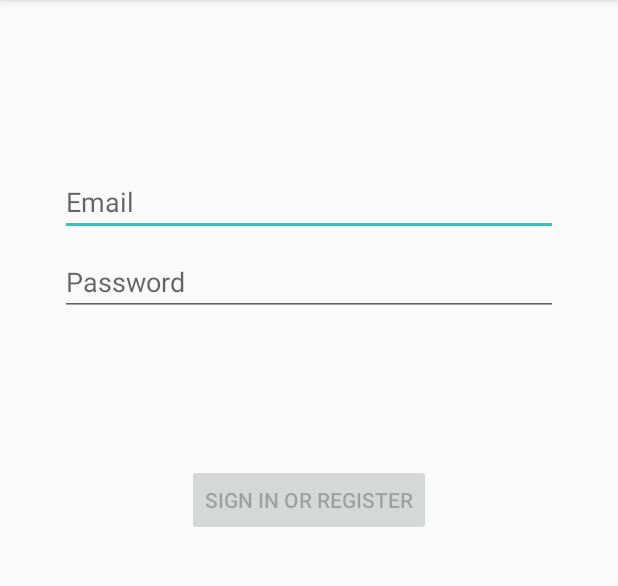
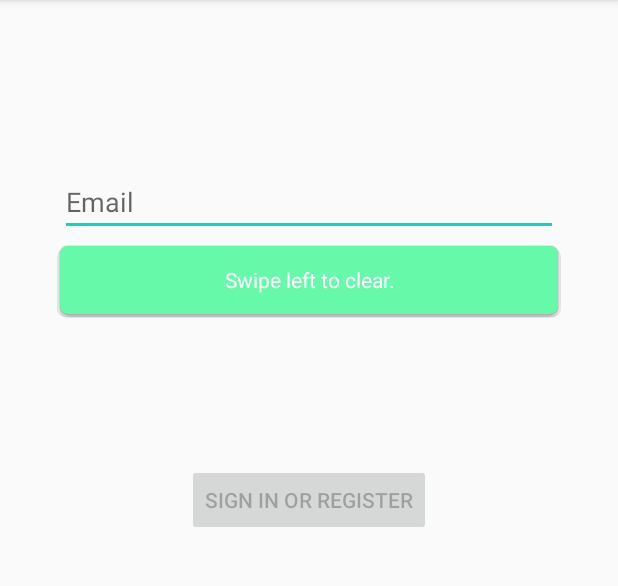
Before and after one commit to halohoop/SimpleLoginEditText, an Android app: the first screen one second after launch (LoginActivity), on a phone screen of 412 x 824 dp, the part 84-670 px from its top. Run offline under Robolectric (Android 15) with nearby library versions, the phone set to English and light mode, and no system bars.

Commit message:
chore: make login page to use SimpleLoginEt;

```diff
--- a/demo-simpleloginet/src/main/res/layout/activity_login.xml
+++ b/demo-simpleloginet/src/main/res/layout/activity_login.xml
@@ -11,7 +11,7 @@
     android:paddingBottom="@dimen/activity_vertical_margin"
     tools:context=".ui.login.LoginActivity">
 
-    <EditText
+    <com.halohoop.simpleloginet.SimpleLoginEt
         android:id="@+id/username"
         android:layout_width="0dp"
         android:layout_height="wrap_content"
@@ -26,7 +26,7 @@
         app:layout_constraintStart_toStartOf="parent"
         app:layout_constraintTop_toTopOf="parent" />
 
-    <EditText
+    <com.halohoop.simpleloginet.SimpleLoginEt
         android:id="@+id/password"
         android:layout_width="0dp"
         android:layout_height="wrap_content"
```
